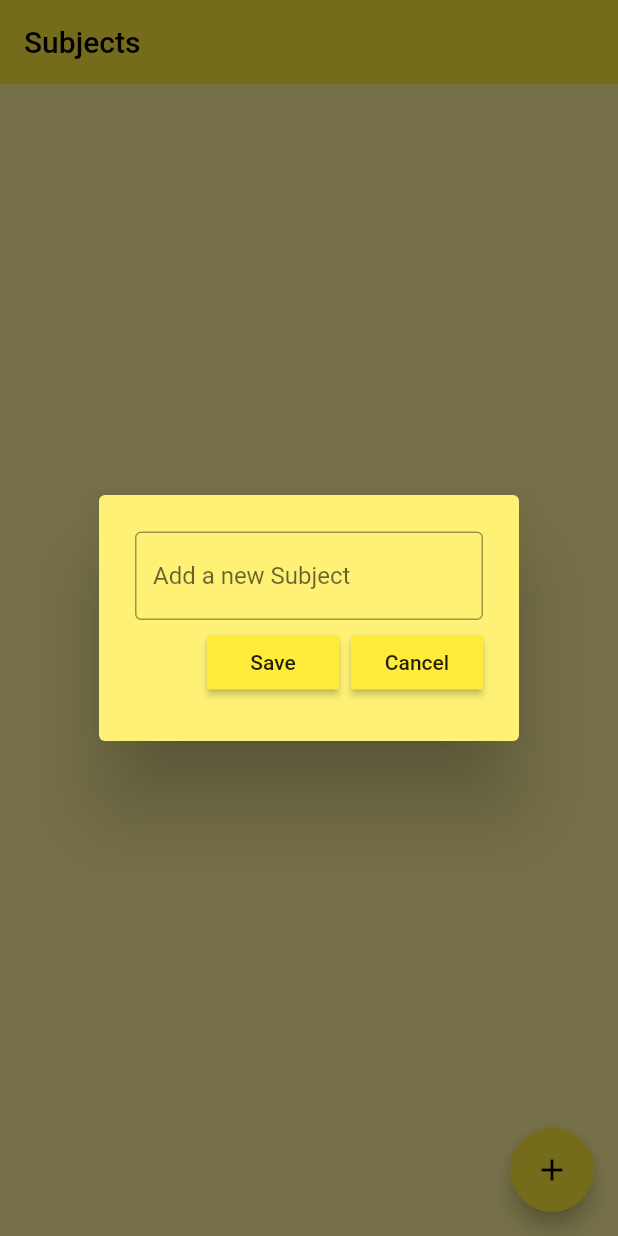
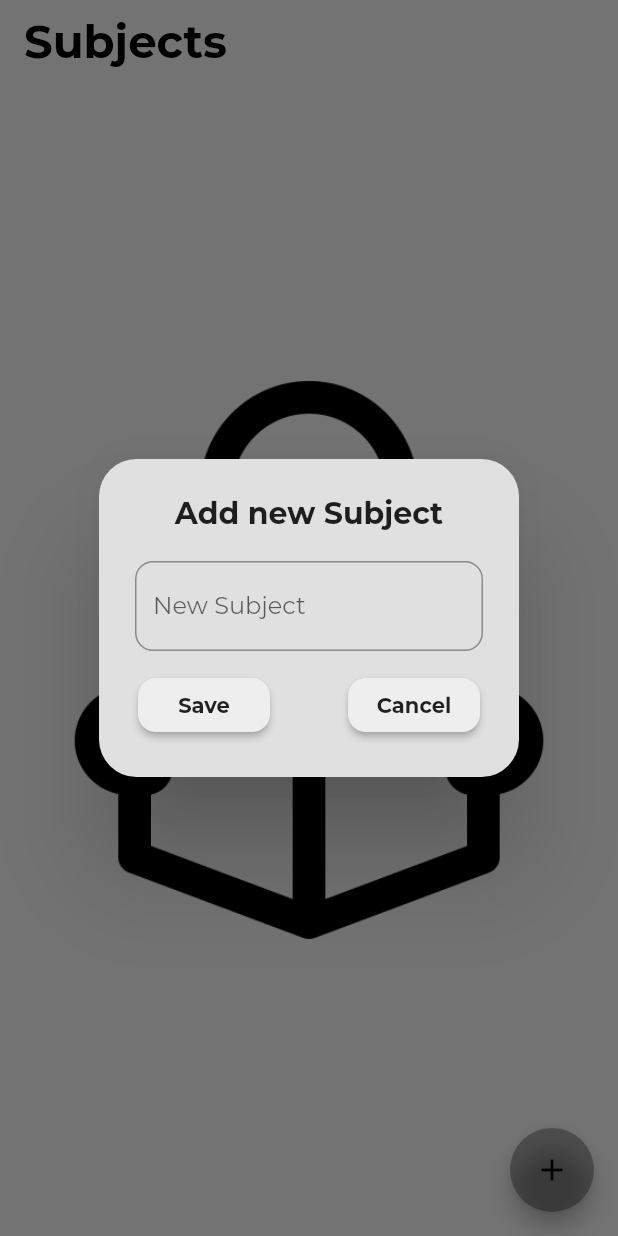
Before and after one commit to tavkeer/Attendence-App, a Flutter app: the screen it shows after launch, after a tap on the "add" icon, on a phone screen of 412 x 824 dp. Run offline on Flutter 3.47's test engine with Material 2 defaults, Android fonts, the phone set to English and light mode, and no system bars; our stand-ins replace flutter_slidable, google_fonts, hive_flutter; accounts and stored records are empty.

Commit message:
homepage ui done with alert dialog box and buttons

```diff
--- a/lib/main.dart
+++ b/lib/main.dart
@@ -1,4 +1,5 @@
 import 'package:flutter/material.dart';
+import 'package:google_fonts/google_fonts.dart';
 import 'package:hive_flutter/hive_flutter.dart';
 import 'pages/home_page.dart';
 
@@ -7,8 +8,8 @@ void main() async {
   await Hive.initFlutter();
 
   // open a box
-  var subjects = await Hive.openBox('subList');
-  var calender = await Hive.openBox('cal');
+  await Hive.openBox('subList');
+  await Hive.openBox('cal');
 
   runApp(const MyApp());
 }
@@ -19,9 +20,10 @@ class MyApp extends StatelessWidget {
   @override
   Widget build(BuildContext context) {
     return MaterialApp(
-      debugShowCheckedModeBanner: false,
-      home: HomePage(),
-      theme: ThemeData(primarySwatch: Colors.yellow),
-    );
+        debugShowCheckedModeBanner: false,
+        home: const HomePage(),
+        theme: ThemeData(
+            primarySwatch: Colors.grey,
+            fontFamily: GoogleFonts.montserrat().fontFamily));
   }
 }
--- a/lib/pages/calender_view.dart
+++ b/lib/pages/calender_view.dart
@@ -1,7 +1,4 @@
-// ignore_for_file: prefer_const_constructors
-
 import 'package:attendence_app/months/page_layout.dart';
-//import 'package:attendence_register_app/months/page_layout.dart';
 import 'package:flutter/material.dart';
 
 class CalenderPageView extends StatefulWidget {
@@ -16,7 +13,7 @@ class _CalenderPageViewState extends State<CalenderPageView> {
   @override
   Widget build(BuildContext context) {
     return Scaffold(
-        backgroundColor: Color.fromARGB(255, 225, 222, 222),
+        backgroundColor: const Color.fromARGB(255, 225, 222, 222),
         body: Center(
             child: PageView.builder(
                 itemCount: 12,
--- a/lib/pages/home_page.dart
+++ b/lib/pages/home_page.dart
@@ -72,22 +72,35 @@ class _HomePageState extends State<HomePage> {
   @override
   Widget build(BuildContext context) {
     return Scaffold(
-      backgroundColor: Colors.yellow[200],
-
       //app bar
       appBar: AppBar(
-        title: Text('Subjects'),
+        title: Text(
+          'Subjects',
+          style: TextStyle(fontSize: 30, fontWeight: FontWeight.bold),
+        ),
+        backgroundColor: Colors.transparent,
         elevation: 0,
       ),
 
       //button for adding new subjects
       floatingActionButton: FloatingActionButton(
+        backgroundColor: Colors.black.withOpacity(0.3),
         onPressed: createNewSubject,
         child: Icon(Icons.add),
       ),
 
       //list of subjects
-      body: ListView.builder(
+      body: Stack(children: [
+        Container(
+          height: MediaQuery.of(context).size.height,
+          width: MediaQuery.of(context).size.width,
+          alignment: Alignment(0, 0),
+          child: Padding(
+            padding: const EdgeInsets.symmetric(horizontal: 20),
+            child: Image.asset("lib/assets/reading-book.png"),
+          ),
+        ),
+        ListView.builder(
           itemCount: db.SubjectList.length,
           itemBuilder: (context, index) {
             return GestureDetector(
@@ -106,6 +119,7 @@ class _HomePageState extends State<HomePage> {
             );
           },
         ),
+      ]),
     );
   }
 }
--- a/lib/util/dialog_box.dart
+++ b/lib/util/dialog_box.dart
@@ -1,5 +1,3 @@
-// ignore_for_file: prefer_const_constructors, sized_box_for_whitespace, prefer_typing_uninitialized_variables
-
 import 'package:flutter/material.dart';
 
 import 'my_button.dart';
@@ -19,33 +17,44 @@ class DialogBox extends StatelessWidget {
   @override
   Widget build(BuildContext context) {
     return AlertDialog(
-      backgroundColor: Colors.yellow[300],
-      content: Container(
+      title: const Center(
+          child: Text(
+        "Add new Subject",
+        style: TextStyle(fontWeight: FontWeight.bold),
+      )),
+      elevation: 30,
+      shape: RoundedRectangleBorder(borderRadius: BorderRadius.circular(25)),
+      backgroundColor: Colors.grey[300],
+      content: SizedBox(
         height: 120,
         child: Column(
-          mainAxisAlignment: MainAxisAlignment.spaceEvenly,
+          mainAxisAlignment: MainAxisAlignment.spaceBetween,
           children: [
             // get user input
             TextField(
               controller: controller,
               decoration: InputDecoration(
-                border: OutlineInputBorder(),
-                hintText: "Add a new Subject",
+                border:
+                    OutlineInputBorder(borderRadius: BorderRadius.circular(12)),
+                hintText: "New Subject",
               ),
             ),
 
             // buttons -> save + cancel
-            Row(
-              mainAxisAlignment: MainAxisAlignment.end,
-              children: [
-                // save button
-                MyButton(text: "Save", onPressed: onSave),
+            Padding(
+              padding: const EdgeInsets.symmetric(horizontal: 2),
+              child: Row(
+                mainAxisAlignment: MainAxisAlignment.spaceBetween,
+                children: [
+                  // save button
+                  myButton(text: "Save", onPressed: onSave),
 
-                const SizedBox(width: 8),
+                  const SizedBox(width: 8),
 
-                // cancel button
-                MyButton(text: "Cancel", onPressed: onCancel),
-              ],
+                  // cancel button
+                  myButton(text: "Cancel", onPressed: onCancel),
+                ],
+              ),
             ),
           ],
         ),
--- a/lib/util/my_button.dart
+++ b/lib/util/my_button.dart
@@ -1,9 +1,9 @@
 import 'package:flutter/material.dart';
 
-class MyButton extends StatelessWidget {
+class myButton extends StatelessWidget {
   final String text;
   VoidCallback onPressed;
-  MyButton({
+  myButton({
     super.key,
     required this.text,
     required this.onPressed,
@@ -12,9 +12,13 @@ class MyButton extends StatelessWidget {
   @override
   Widget build(BuildContext context) {
     return MaterialButton(
+      shape: RoundedRectangleBorder(borderRadius: BorderRadius.circular(12)),
       onPressed: onPressed,
-      color: Theme.of(context).primaryColor,
-      child: Text(text),
+      color: Colors.grey[200],
+      child: Text(
+        text,
+        style: const TextStyle(fontWeight: FontWeight.bold),
+      ),
     );
   }
 }
```
Also changed, not shown: lib/data/database.dart (+19 -22 lines), lib/months/page_layout.dart (+4 -10 lines), lib/util/todo_tile.dart (+8 -8 lines), pubspec.yaml (+4 -9 lines), lib/assets/reading-book.png (added), pubspec.lock. Lines whose indentation alone changed are shown as unchanged.
